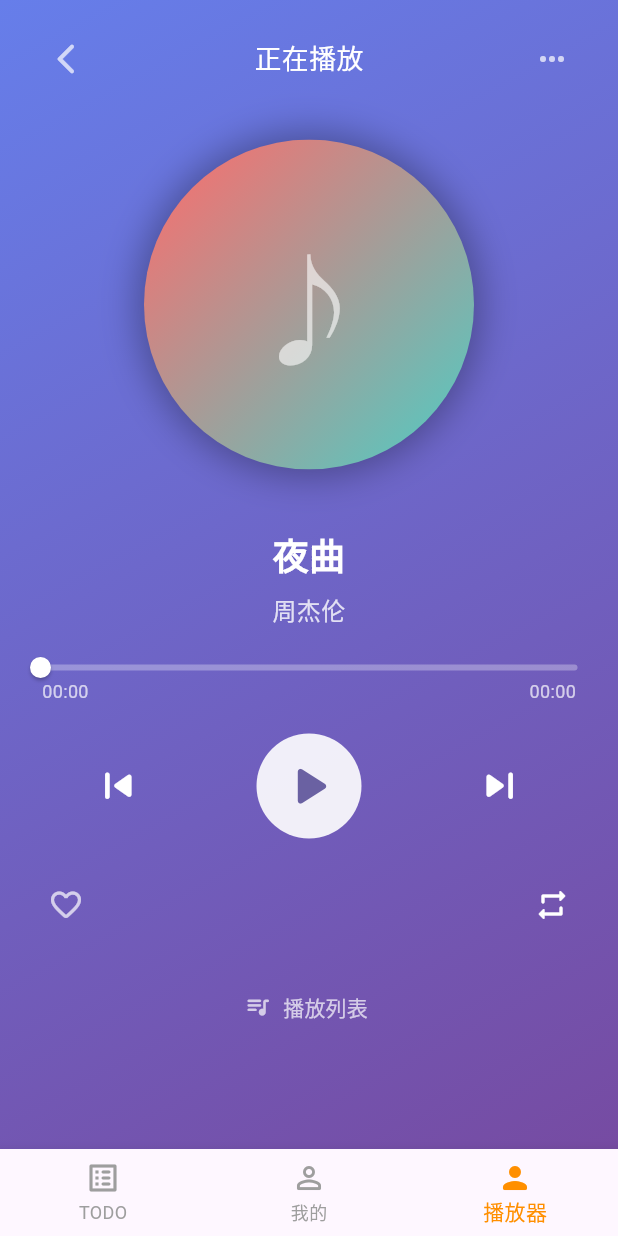
After one commit to lalaxyv/FlutterTest, a Flutter app: the HomeView screen opened by its route, item 3 of the bottom bar chosen, on a phone screen of 412 x 824 dp. The commit adds this screen. Run offline on Flutter 3.47's test engine with Material 3 defaults, Android fonts, the phone set to English and light mode, and no system bars; our stand-ins replace dio, get, just_audio; accounts and stored records are empty.

Commit message:
add player view

```diff
--- /dev/null
+++ b/lib/app/data/models/song_model.dart
@@ -0,0 +1,62 @@
+// lib/app/data/models/song_model.dart
+// 该文件定义了歌曲的数据模型 (SongModel)。
+// 这个模型将用于表示播放列表中的单个歌曲及其相关信息。
+
+class SongModel {
+  final String id; // 歌曲的唯一ID
+  final String title; // 歌曲标题
+  final String artist; // 艺术家/歌手名称
+  final String albumArtUrl; // 专辑封面图片的URL
+  final String audioUrl; // 歌曲音频文件的URL
+  final Duration duration; // 歌曲的总时长
+
+  // SongModel 的构造函数
+  SongModel({
+    required this.id,
+    required this.title,
+    required this.artist,
+    required this.albumArtUrl,
+    required this.audioUrl,
+    required this.duration,
+  });
+
+  // (可选) 工厂构造函数：从 JSON 对象创建 SongModel 实例
+  // 当从 API 获取歌曲列表时会非常有用。
+  factory SongModel.fromJson(Map<String, dynamic> json) {
+    return SongModel(
+      id: json['id'] as String,
+      title: json['title'] as String,
+      artist: json['artist'] as String,
+      albumArtUrl: json['albumArtUrl'] as String,
+      audioUrl: json['audioUrl'] as String,
+      // 从一个整数（例如，秒数）创建 Duration
+      duration: Duration(seconds: json['durationInSeconds'] as int? ?? 0),
+    );
+  }
+
+  // (可选) 方法：将 SongModel 实例转换为 JSON 对象
+  Map<String, dynamic> toJson() {
+    return {
+      'id': id,
+      'title': title,
+      'artist': artist,
+      'albumArtUrl': albumArtUrl,
+      'audioUrl': audioUrl,
+      'durationInSeconds': duration.inSeconds,
+    };
+  }
+
+  // (可选) 格式化时长为 "mm:ss" 格式的字符串，方便UI显示
+  String get formattedDuration {
+    // 将总秒数分解为分钟和秒
+    final minutes = duration.inMinutes.remainder(60).toString().padLeft(2, '0');
+    final seconds = duration.inSeconds.remainder(60).toString().padLeft(2, '0');
+    return '$minutes:$seconds';
+  }
+
+  // (可选) 重写 toString 方法，方便调试
+  @override
+  String toString() {
+    return 'SongModel(id: $id, title: "$title", artist: "$artist")';
+  }
+}
--- a/lib/app/modules/home/home_binding.dart
+++ b/lib/app/modules/home/home_binding.dart
@@ -8,6 +8,7 @@ import './home_controller.dart'; // 导入主页控制器
 // 导入未来会创建的 TODO 和 Profile 控制器，因为它们将作为 Home 页的一部分
 import '../todo/todo_controller.dart';
 import '../profile/profile_controller.dart';
+import '../player/player_controller.dart';
 
 // HomeBinding 类继承自 Bindings
 class HomeBinding extends Bindings {
@@ -26,6 +27,9 @@ class HomeBinding extends Bindings {
     Get.lazyPut<ProfileController>(
       () => ProfileController(),
     );
+    Get.lazyPut<PlayerController>(
+      () => PlayerController(),
+    );
     // 注意：如果 Todo 和 Profile 模块有它们自己的 Binding 文件，
     // 并且你希望通过独立路由访问它们，那么这里的 lazyPut 可能需要调整，
     // 或者在 AppPages.dart 中为它们各自的路由配置相应的 Binding。
--- a/lib/app/modules/home/home_controller.dart
+++ b/lib/app/modules/home/home_controller.dart
@@ -9,12 +9,16 @@ import 'package:get/get.dart'; // 导入 GetX 包
 class HomeController extends GetxController {
   // 使用 .obs 创建一个响应式变量来存储底部导航栏的当前选中项索引。
   // 初始值为 0，表示默认选中第一个标签页。
-  var tabIndex = 0.obs;
+  final RxInt tabIndex = 0.obs;
+  final hideAppBarIndexes = {2};
+
+  bool get showAppBar => !hideAppBarIndexes.contains(tabIndex.value);
 
   // 当底部导航栏的标签页被点击时，调用此方法来更新选中的索引。
   // newIndex 参数是新选中的标签页的索引。
   void changeTabIndex(int newIndex) {
     tabIndex.value = newIndex; // 更新响应式变量的值，UI 将自动响应变化
+    print('tabIndex=$newIndex  showAppBar1=$showAppBar');
   }
 
   // onInit 是 GetxController 的生命周期方法，在控制器初始化时调用。
--- a/lib/app/modules/home/home_view.dart
+++ b/lib/app/modules/home/home_view.dart
@@ -11,6 +11,7 @@ import './home_controller.dart'; // 导入主页控制器
 // 注意：这些文件此时可能还未完全实现，我们先进行引用。
 import '../todo/todo_view.dart';
 import '../profile/profile_view.dart';
+import '../player/player_view.dart';
 
 // HomeView 继承自 GetView<HomeController>，方便访问 HomeController
 class HomeView extends GetView<HomeController> {
@@ -21,7 +22,14 @@ class HomeView extends GetView<HomeController> {
     // Scaffold 是 Material Design 布局的基本结构
     return Scaffold(
       // AppBar 通常显示在屏幕顶部
-      appBar: AppBar(
+      appBar: PreferredSize(
+          preferredSize: Size.fromHeight(kToolbarHeight),
+          // 动画切换器，用于在显示和隐藏 AppBar 时添加动画效果
+          child: Obx(
+            () => AnimatedSwitcher(
+                duration: const Duration(milliseconds: 500),
+                child: controller.showAppBar
+                    ? AppBar(
                         // Obx 用于监听 controller.tabIndex 的变化，并根据其值更新 AppBar 的标题
                         title: Obx(() {
                           // 根据当前选中的标签页索引来设置不同的标题
@@ -30,6 +38,8 @@ class HomeView extends GetView<HomeController> {
                               return const Text('TODO 列表'); // 第一个标签页的标题
                             case 1:
                               return const Text('用户信息'); // 第二个标签页的标题
+                            case 2:
+                              return const Text('音乐播放'); // 第三个标签页的标题
                             default:
                               return const Text('首页'); // 默认标题
                           }
@@ -44,7 +54,9 @@ class HomeView extends GetView<HomeController> {
                         //     },
                         //   ),
                         // ],
-      ),
+                      )
+                    : SizedBox.shrink()),
+          )),
       // body 部分根据当前选中的标签页动态显示不同的视图
       // 使用 Obx 包裹以响应 controller.tabIndex 的变化
       body: Obx(() {
@@ -58,6 +70,8 @@ class HomeView extends GetView<HomeController> {
             TodoView(), // TODO 列表视图
             // 第二个标签页对应的视图
             ProfileView(), // 用户信息视图
+            // 第三个标签页对应的视图
+            PlayerView(), // 音乐播放视图
           ],
         );
       }),
@@ -76,6 +90,11 @@ class HomeView extends GetView<HomeController> {
                 label: '我的', // 标签文本
                 activeIcon: Icon(Icons.person_rounded), // 选中时的图标 (可选)
               ),
+              BottomNavigationBarItem(
+                icon: Icon(Icons.play_circle), // 未选中时的图标
+                label: '播放器', // 标签文本
+                activeIcon: Icon(Icons.person_rounded), // 选中时的图标 (可选)
+              ),
             ],
             currentIndex: controller.tabIndex.value, // 当前选中的标签页索引
             selectedItemColor: Colors.amber[800], // 选中项的颜色
--- a/lib/app/modules/login/login_controller.dart
+++ b/lib/app/modules/login/login_controller.dart
@@ -58,7 +58,7 @@ class LoginController extends GetxController {
       Get.snackbar(
         '输入错误',
         '请输入用户名',
-        snackPosition: SnackPosition.BOTTOM,
+        snackPosition: SnackPosition.TOP,
         backgroundColor: Colors.orangeAccent,
         colorText: Colors.white,
       );
@@ -68,7 +68,7 @@ class LoginController extends GetxController {
       Get.snackbar(
         '输入错误',
         '请输入密码',
-        snackPosition: SnackPosition.BOTTOM,
+        snackPosition: SnackPosition.TOP,
         backgroundColor: Colors.orangeAccent,
         colorText: Colors.white,
       );
--- /dev/null
+++ b/lib/app/modules/player/player_controller.dart
@@ -0,0 +1,209 @@
+// lib/app/modules/player/player_controller.dart
+// 这是播放器模块的控制器 (Controller)。
+// 它将负责管理播放器的所有状态和业务逻辑，
+// 例如播放/暂停、切换歌曲、管理播放列表、更新进度条等。
+
+import 'package:get/get.dart'; // 导入 GetX 包
+import 'package:just_audio/just_audio.dart'; // 导入 just_audio 包
+import '../../data/models/song_model.dart'; // 导入歌曲模型
+import 'dart:math';
+
+// 定义播放模式的枚举
+enum PlayMode { single, loop, shuffle }
+
+// PlayerController 类继承自 GetxController
+class PlayerController extends GetxController {
+  // --- 响应式状态变量 ---
+
+  // 播放器是否正在播放
+  var isPlaying = false.obs;
+  // 当前播放的歌曲，可能为空
+  var currentSong = Rx<SongModel?>(null);
+  // 播放列表
+  var playlist = <SongModel>[].obs;
+  // 播放进度
+  var progress = Duration.zero.obs;
+  // 歌曲总时长
+  var totalDuration = Duration.zero.obs;
+  // 音量大小 (0.0 到 1.0)
+  var volume = 1.0.obs;
+  // 播放列表是否可见
+  var isPlaylistVisible = false.obs;
+  // 播放模式
+  var playMode = PlayMode.loop.obs;
+
+  // just_audio 播放器实例
+  final _audioPlayer = AudioPlayer();
+
+  // onInit 是 GetxController 的生命周期方法，在控制器初始化时调用。
+  @override
+  void onInit() {
+    super.onInit(); // 调用父类的 onInit 方法
+    _loadMockPlaylist(); // 加载模拟播放列表
+    _listenToPlayerState(); // 监听播放器状态变化
+  }
+
+  // onClose 是 GetxController 的生命周期方法，在控制器销毁前调用。
+  @override
+  void onClose() {
+    _audioPlayer.dispose(); // 释放音频播放器资源
+    super.onClose(); // 调用父类的 onClose 方法
+  }
+
+  // --- 逻辑方法 ---
+
+  // 加载模拟的播放列表数据
+  void _loadMockPlaylist() {
+    playlist.assignAll([
+      SongModel(
+          id: '1',
+          title: '夜曲',
+          artist: '周杰伦',
+          duration: const Duration(minutes: 3, seconds: 45),
+          albumArtUrl: '',
+          audioUrl: 'https://www.soundhelix.com/examples/mp3/SoundHelix-Song-1.mp3'),
+      SongModel(
+          id: '2',
+          title: '稻香',
+          artist: '周杰伦',
+          duration: const Duration(minutes: 3, seconds: 21),
+          albumArtUrl: '',
+          audioUrl: 'https://www.soundhelix.com/examples/mp3/SoundHelix-Song-2.mp3'),
+      SongModel(
+          id: '3',
+          title: '青花瓷',
+          artist: '周杰伦',
+          duration: const Duration(minutes: 3, seconds: 58),
+          albumArtUrl: '',
+          audioUrl: 'https://www.soundhelix.com/examples/mp3/SoundHelix-Song-3.mp3'),
+    ]);
+    if (playlist.isNotEmpty) {
+      selectSong(playlist.first, autoPlay: false); // 默认加载第一首歌，但不自动播放
+    }
+  }
+
+  // 监听播放器状态
+  void _listenToPlayerState() {
+    // 监听播放状态 (playing, paused, completed)
+    _audioPlayer.playerStateStream.listen((state) {
+      isPlaying.value = state.playing;
+      if (state.processingState == ProcessingState.completed) {
+        // 播放完成后，根据播放模式决定下一首
+        nextSong();
+      }
+    });
+
+    // 监听播放进度
+    _audioPlayer.positionStream.listen((p) {
+      progress.value = p;
+    });
+
+    // 监听歌曲总时长
+    _audioPlayer.durationStream.listen((d) {
+      totalDuration.value = d ?? Duration.zero;
+    });
+  }
+
+  // 播放/暂停
+  void playPause() {
+    if (isPlaying.value) {
+      _audioPlayer.pause();
+    } else {
+      _audioPlayer.play();
+    }
+  }
+
+  // 切换到下一首
+  void nextSong() {
+    if (playlist.isEmpty || currentSong.value == null) return;
+    int currentIndex = playlist.indexWhere((s) => s.id == currentSong.value!.id);
+    if (currentIndex == -1) return;
+
+    int nextIndex;
+    switch (playMode.value) {
+      case PlayMode.loop:
+        nextIndex = (currentIndex + 1) % playlist.length;
+        break;
+      case PlayMode.shuffle:
+        nextIndex = (currentIndex + 1 + Get.find<SecureRandom>().nextInt(playlist.length - 1)) % playlist.length;
+        if (nextIndex == currentIndex && playlist.length > 1) {
+          nextIndex = (nextIndex + 1) % playlist.length;
+        }
+        break;
+      case PlayMode.single:
+        nextIndex = currentIndex; // 单曲循环，保持当前索引
+        break;
+    }
+    selectSong(playlist[nextIndex]);
+  }
+
+  // 切换到上一首
+  void previousSong() {
+    if (playlist.isEmpty || currentSong.value == null) return;
+    int currentIndex = playlist.indexWhere((s) => s.id == currentSong.value!.id);
+    if (currentIndex == -1) return;
+
+    int prevIndex = (currentIndex - 1 + playlist.length) % playlist.length;
+    selectSong(playlist[prevIndex]);
+  }
+
+  // 从播放列表选择一首歌
+  Future<void> selectSong(SongModel song, {bool autoPlay = true}) async {
+    currentSong.value = song;
+    try {
+      // 从 URL 设置音频源
+      await _audioPlayer.setUrl(song.audioUrl);
+      if (autoPlay) {
+        _audioPlayer.play();
+      }
+    } catch (e) {
+      print("Error setting audio source: $e");
+      Get.snackbar('播放错误', '无法加载该歌曲');
+    }
+  }
+
+  // 拖动进度条
+  void seek(Duration position) {
+    _audioPlayer.seek(position);
+  }
+
+  // 改变音量
+  void changeVolume(double newVolume) {
+    volume.value = newVolume;
+    _audioPlayer.setVolume(newVolume);
+  }
+
+  // 切换播放列表的可见性
+  void togglePlaylistVisibility() {
+    isPlaylistVisible.value = !isPlaylistVisible.value;
+  }
+
+  // 切换播放模式
+  void togglePlayMode() {
+    switch (playMode.value) {
+      case PlayMode.loop:
+        playMode.value = PlayMode.single;
+        Get.snackbar('播放模式', '单曲循环');
+        break;
+      case PlayMode.single:
+        playMode.value = PlayMode.shuffle;
+        Get.snackbar('播放模式', '随机播放');
+        break;
+      case PlayMode.shuffle:
+        playMode.value = PlayMode.loop;
+        Get.snackbar('播放模式', '列表循环');
+        break;
+    }
+  }
+}
+// 需要一个 SecureRandom 的实现来支持随机播放
+
+class SecureRandom implements Random {
+  final Random _secureRandom = Random.secure();
+  @override
+  bool nextBool() => _secureRandom.nextBool();
+  @override
+  double nextDouble() => _secureRandom.nextDouble();
+  @override
+  int nextInt(int max) => _secureRandom.nextInt(max);
+}
--- /dev/null
+++ b/lib/app/modules/player/player_view.dart
@@ -0,0 +1,313 @@
+// lib/app/modules/player/player_view.dart
+// 这是播放器模块的视图 (View)。
+// 它负责展示播放器的 UI 界面，并将用户的交互事件传递给控制器。
+
+import 'dart:ui'; // 导入 dart:ui 以使用 ImageFilter
+import 'package:flutter/material.dart'; // 导入 Flutter 的 Material UI 包
+import 'package:get/get.dart'; // 导入 GetX 包
+
+import './player_controller.dart'; // 导入当前模块的控制器
+import '../../data/models/song_model.dart'; // 导入歌曲模型
+
+// PlayerView 类继承自 GetView<PlayerController>，方便访问控制器。
+class PlayerView extends GetView<PlayerController> {
+  const PlayerView({Key? key}) : super(key: key);
+
+  // build 方法描述了如何构建这个 Widget 的 UI
+  @override
+  Widget build(BuildContext context) {
+    // 使用 Scaffold 作为页面的基本骨架
+    return Scaffold(
+      // 使用 Stack 布局来叠加背景和播放器内容
+      body: Stack(
+        children: [
+          // 1. 背景层: 一个覆盖整个屏幕的线性渐变
+          _buildBackground(),
+
+          // 2. 内容层: 播放器的所有 UI 元素
+          SafeArea( // 使用 SafeArea 避免内容与系统 UI (如状态栏) 重叠
+            child: Padding(
+              padding: const EdgeInsets.symmetric(horizontal: 20.0, vertical: 15.0),
+              child: Column(
+                children: [
+                  // 自定义 AppBar/Header
+                  _buildPlayerHeader(),
+                  const SizedBox(height: 30),
+
+                  // 专辑封面
+                  _buildAlbumArt(),
+                  const SizedBox(height: 40),
+
+                  // 歌曲信息
+                  _buildSongInfo(),
+                  const SizedBox(height: 20),
+
+                  // 进度条
+                  _buildProgressBar(),
+                  const SizedBox(height: 20),
+
+                  // 控制按钮
+                  _buildControls(),
+                  const SizedBox(height: 20),
+
+                  // 音量控制和模式切换
+                  _buildExtraControls(),
+                  const SizedBox(height: 20),
+
+                  // 播放列表切换按钮
+                  _buildPlaylistToggle(),
+
+                  // 播放列表
+                  _buildPlaylist(),
+                ],
+              ),
+            ),
+          ),
+        ],
+      ),
+    );
+  }
+
+  // 私有辅助方法，用于构建背景
+  Widget _buildBackground() {
+    return Container(
+      // 设置 decoration 来实现渐变背景
+      decoration: const BoxDecoration(
+        gradient: LinearGradient(
+          colors: [Color(0xFF667EEA), Color(0xFF764BA2)], // 对应 HTML 中的颜色
+          begin: Alignment.topLeft, // 渐变开始于左上角
+          end: Alignment.bottomRight, // 渐变结束于右下角
+        ),
+      ),
+    );
+  }
+
+  // 私有辅助方法，用于构建播放器的头部
+  Widget _buildPlayerHeader() {
+    return Row(
+      mainAxisAlignment: MainAxisAlignment.spaceBetween,
+      children: [
+        IconButton(
+          icon: const Icon(Icons.arrow_back_ios_new_rounded, color: Colors.white70),
+          onPressed: () => Get.back(),
+        ),
+        const Text(
+          '正在播放',
+          style: TextStyle(color: Colors.white, fontSize: 18, fontWeight: FontWeight.w300),
+        ),
+        IconButton(
+          icon: const Icon(Icons.more_horiz_rounded, color: Colors.white70),
+          onPressed: () {},
+        ),
+      ],
+    );
+  }
+
+  // 私有辅助方法，用于构建专辑封面
+  Widget _buildAlbumArt() {
+    // TODO: 将来用 RotationTransition 和 AnimationController 实现旋转动画
+    return Container(
+      width: 220,
+      height: 220,
+      decoration: BoxDecoration(
+        shape: BoxShape.circle,
+        boxShadow: [
+          BoxShadow(
+            color: Colors.black.withOpacity(0.3),
+            blurRadius: 20,
+            spreadRadius: 5,
+          )
+        ],
+      ),
+      child: ClipOval(
+        // TODO: 使用 Obx 监听 controller.currentSong.value?.albumArtUrl 并显示 NetworkImage
+        child: Container( // 临时的占位符
+          decoration: const BoxDecoration(
+            gradient: LinearGradient(
+              colors: [Color(0xFFFF6B6B), Color(0xFF4ECDC4)],
+              begin: Alignment.topLeft,
+              end: Alignment.bottomRight,
+            ),
+          ),
+          child: Center(
+            child: Text(
+              '♪',
+              style: TextStyle(fontSize: 80, color: Colors.white.withOpacity(0.6)),
+            ),
+          ),
+        ),
+      ),
+    );
+  }
+
+  // 私有辅助方法，用于构建歌曲信息部分
+  Widget _buildSongInfo() {
+    return Obx(() => Column(
+      children: [
+        Text(
+          controller.currentSong.value?.title ?? '未知歌曲',
+          textAlign: TextAlign.center,
+          style: const TextStyle(color: Colors.white, fontSize: 24, fontWeight: FontWeight.bold),
+        ),
+        const SizedBox(height: 8),
+        Text(
+          controller.currentSong.value?.artist ?? '未知艺术家',
+          textAlign: TextAlign.center,
+          style: TextStyle(color: Colors.white.withOpacity(0.8), fontSize: 16),
+        ),
+      ],
+    ));
+  }
+
+  // 私有辅助方法，用于构建进度条部分
+  Widget _buildProgressBar() {
+    return Obx(() {
+      final position = controller.progress.value;
+      final total = controller.totalDuration.value;
+
+      String formatDuration(Duration d) {
+        if (d.inHours > 0) return d.toString().split('.').first.padLeft(8, "0");
+        return d.toString().split('.').first.substring(2).padLeft(5, "0");
+      }
+
+      return Column(
+        children: [
+          SliderTheme(
+            data: SliderTheme.of(Get.context!).copyWith(
+              trackHeight: 4.0,
+              activeTrackColor: Colors.white,
+              inactiveTrackColor: Colors.white.withOpacity(0.3),
+              thumbShape: const RoundSliderThumbShape(enabledThumbRadius: 7.0),
+              thumbColor: Colors.white,
+              overlayShape: SliderComponentShape.noOverlay,
+            ),
+            child: Slider(
+              min: 0.0,
+              max: total.inSeconds.toDouble() + 0.1, // +0.1 避免 max <= min 的错误
+              value: position.inSeconds.toDouble().clamp(0.0, total.inSeconds.toDouble()),
+              onChanged: (value) {
+                controller.seek(Duration(seconds: value.toInt()));
+              },
+            ),
+          ),
+          Padding(
+            padding: const EdgeInsets.symmetric(horizontal: 8.0),
+            child: Row(
+              mainAxisAlignment: MainAxisAlignment.spaceBetween,
+              children: [
+                Text(formatDuration(position), style: TextStyle(color: Colors.white.withOpacity(0.7), fontSize: 12)),
+                Text(formatDuration(total), style: TextStyle(color: Colors.white.withOpacity(0.7), fontSize: 12)),
+              ],
+            ),
+          ),
+        ],
+      );
+    });
+  }
+
+  // 私有辅助方法，用于构建控制按钮
+  Widget _buildControls() {
+    return Row(
+      mainAxisAlignment: MainAxisAlignment.spaceAround,
+      children: [
+        IconButton(
+          icon: const Icon(Icons.skip_previous_rounded, color: Colors.white, size: 35),
+          onPressed: controller.previousSong,
+        ),
+        Obx(() => Container(
+              width: 70,
+              height: 70,
+              decoration: BoxDecoration(
+                shape: BoxShape.circle,
+                color: Colors.white.withOpacity(0.9),
+              ),
+              child: IconButton(
+                icon: Icon(
+                  controller.isPlaying.value ? Icons.pause_rounded : Icons.play_arrow_rounded,
+                  color: const Color(0xFF6A61A2),
+                  size: 45,
+                ),
+                onPressed: controller.playPause,
+              ),
+            )),
+        IconButton(
+          icon: const Icon(Icons.skip_next_rounded, color: Colors.white, size: 35),
+          onPressed: controller.nextSong,
+        ),
+      ],
+    );
+  }
+
+  // 私有辅助方法，用于构建音量和模式控制
+  Widget _buildExtraControls() {
+    return Row(
+      mainAxisAlignment: MainAxisAlignment.spaceBetween,
+      children: [
+        IconButton(
+          icon: const Icon(Icons.favorite_border_rounded, color: Colors.white70),
+          onPressed: () {},
+        ),
+        Obx(() {
+          IconData modeIcon;
+          switch (controller.playMode.value) {
+            case PlayMode.loop:
+              modeIcon = Icons.repeat_rounded;
+              break;
+            case PlayMode.single:
+              modeIcon = Icons.repeat_one_rounded;
+              break;
+            case PlayMode.shuffle:
+              modeIcon = Icons.shuffle_rounded;
+              break;
+          }
+          return IconButton(
+            icon: Icon(modeIcon, color: Colors.white),
+            onPressed: controller.togglePlayMode,
+          );
+        }),
+      ],
+    );
+  }
+
+  // 私有辅助方法，用于构建播放列表切换按钮
+  Widget _buildPlaylistToggle() {
+    return TextButton.icon(
+      icon: const Icon(Icons.queue_music_rounded, color: Colors.white70),
+      label: const Text("播放列表", style: TextStyle(color: Colors.white70)),
+      onPressed: controller.togglePlaylistVisibility,
+    );
+  }
+
+  // 私有辅助方法，用于构建播放列表
+  Widget _buildPlaylist() {
+    return Obx(() => AnimatedSize(
+      duration: const Duration(milliseconds: 300),
+      child: controller.isPlaylistVisible.value
+          ? Container(
+              height: 200, // 给一个固定高度
+              decoration: BoxDecoration(
+                color: Colors.black.withOpacity(0.1),
+                borderRadius: BorderRadius.circular(15.0),
+              ),
+              child: Obx(() => ListView.builder(
+                padding: const EdgeInsets.all(8.0),
+                itemCount: controller.playlist.length,
+                itemBuilder: (context, index) {
+                  final song = controller.playlist[index];
+                  final bool isActive = controller.currentSong.value?.id == song.id;
+                  return ListTile(
+                    title: Text(song.title, style: TextStyle(color: isActive ? Colors.amberAccent : Colors.white, fontWeight: isActive ? FontWeight.bold : FontWeight.normal), maxLines: 1),
+                    subtitle: Text(song.artist, style: TextStyle(color: Colors.white.withOpacity(0.7))),
+                    trailing: Text(song.formattedDuration, style: TextStyle(color: Colors.white.withOpacity(0.7), fontSize: 12)),
+                    onTap: () => controller.selectSong(song),
+                    selected: isActive,
+                    selectedTileColor: Colors.white.withOpacity(0.15),
+                    shape: RoundedRectangleBorder(borderRadius: BorderRadius.circular(10.0)),
+                  );
+                },
+              )),
+            )
+          : const SizedBox.shrink(),
+    ));
+  }
+}
--- a/lib/app/routes/app_pages.dart
+++ b/lib/app/routes/app_pages.dart
@@ -15,6 +15,8 @@ import '../modules/login/login_view.dart';
 import '../modules/login/login_binding.dart';
 import '../modules/home/home_view.dart';
 import '../modules/home/home_binding.dart';
+import '../modules/player/player_view.dart';
+import '../modules/player/player_binding.dart';
 // import '../modules/todo/todo_view.dart'; // 如果 TODO 是独立页面
 // import '../modules/todo/todo_binding.dart'; // 如果 TODO 是独立页面
 // import '../modules/profile/profile_view.dart'; // 如果 Profile 是独立页面
@@ -44,6 +46,11 @@ class AppPages {
       // 它们的路由和绑定可能在这里通过 HomeView 的子路由或 GetX 的嵌套路由来管理。
       // 暂时我们先假设 Home 是一个容器页面。
     ),
+    GetPage(
+      name: Routes.PLAYER,
+      page: () => PlayerView(),
+      binding: PlayerBinding(),
+    ),
     // 示例：如果 TODO 是一个独立的顶级页面
     // GetPage(
     //   name: _Paths.TODO,
--- a/lib/app/routes/app_routes.dart
+++ b/lib/app/routes/app_routes.dart
@@ -12,6 +12,7 @@ abstract class Routes {
   static const HOME = _Paths.HOME; // 主页路由 (可能包含 TODO 和 Profile)
   static const TODO = _Paths.TODO; // TODO 列表页路由 (如果作为独立页面)
   static const PROFILE = _Paths.PROFILE; // 用户信息页路由 (如果作为独立页面)
+  static const PLAYER = _Paths.PLAYER; // 播放器页路由
   // 如果 TODO 和 Profile 是 HOME 的一部分（例如通过 BottomNavigationBar 切换），
   // 那么它们可能不需要顶级的独立路由，而是作为 HOME 的子路由或部分。
   // 为了示例清晰，我们先定义它们为可能的独立路由。
@@ -24,4 +25,5 @@ abstract class _Paths {
   static const HOME = '/home'; // 主页的具体路径
   static const TODO = '/todo'; // TODO 列表页的具体路径
   static const PROFILE = '/profile'; // 用户信息页的具体路径
+  static const PLAYER = '/player'; // 播放器页的具体路径
 }
```
Also changed, not shown: lib/app/modules/login/login_view.dart (+11 -6 lines), lib/app/modules/player/player_binding.dart (added, +20 -0 lines). Lines whose indentation alone changed are shown as unchanged.
